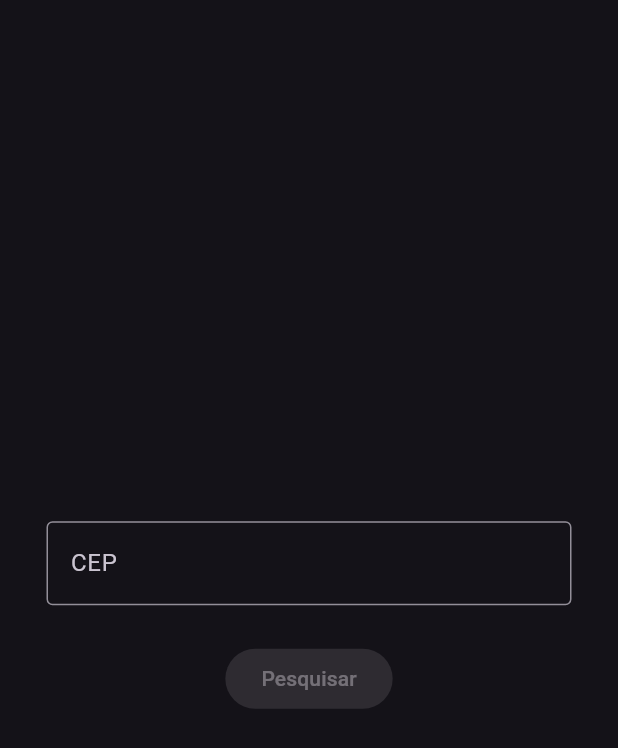
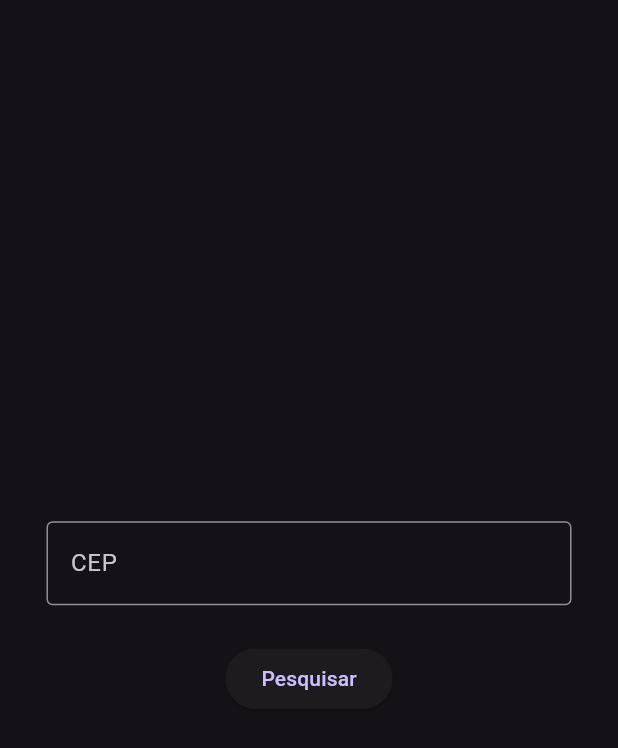
Before and after one commit to sousa-p/search_cep_bloc, a Flutter app: the screen it shows after launch, on a phone screen of 412 x 824 dp. Shown: the top 748 px of the screen. Run offline on Flutter 3.47's test engine with Material 3 defaults, Android fonts, the phone set to English and light mode, and no system bars; our stand-ins replace dio.

Commit message:
feat: add core funcionalites

```diff
--- a/lib/main.dart
+++ b/lib/main.dart
@@ -1,12 +1,6 @@
 import 'package:flutter/material.dart';
-import 'package:search_cep_bloc/src/views/index_page.dart';
+import 'package:search_cep_bloc/src/app_widget.dart';
 
 void main() {
-  runApp(MaterialApp(
-      theme: ThemeData.dark(),
-      home: const Scaffold(
-        body: IndexPage(),
-      ),
-    )
-  );
+  runApp(const AppWidget());
 }
--- /dev/null
+++ b/lib/src/app_widget.dart
@@ -0,0 +1,16 @@
+import 'package:flutter/material.dart';
+import 'package:search_cep_bloc/src/pages/index/index_page.dart';
+
+class AppWidget extends StatelessWidget {
+  const AppWidget({super.key});
+
+  @override
+  Widget build(BuildContext context) {
+    return MaterialApp(
+      theme: ThemeData.dark(),
+      home: Scaffold(
+        body: IndexPage(),
+      ),
+    );
+  }
+}
--- /dev/null
+++ b/lib/src/pages/index/index_page.dart
@@ -0,0 +1,64 @@
+import 'package:flutter/material.dart';
+import 'package:search_cep_bloc/src/pages/index/search_cep_bloc.dart';
+
+class IndexPage extends StatelessWidget {
+  final TextEditingController _inputController = TextEditingController();
+  final SearchCepBloc _stream = SearchCepBloc();
+
+  IndexPage({super.key});
+
+  @override
+  Widget build(BuildContext context) {
+    double h = MediaQuery.of(context).size.height;
+    double w = MediaQuery.of(context).size.width;
+
+    return SizedBox(
+      width: w,
+      height: h,
+      child: Column(
+        mainAxisAlignment: MainAxisAlignment.center,
+        crossAxisAlignment: CrossAxisAlignment.center,
+        children: [
+          SizedBox(
+              width: 350,
+              child: TextField(
+                controller: _inputController,
+                decoration: const InputDecoration(
+                    border: OutlineInputBorder(), labelText: 'CEP'),
+              )),
+          const SizedBox(
+            height: 25,
+          ),
+          ElevatedButton(
+              onPressed: () {
+                _stream.searchCep.add(_inputController.text);
+              },
+              child: const Text('Pesquisar')),
+          StreamBuilder(
+            stream: _stream.result,
+            builder: (context, snapshot) {
+              bool isLoading = snapshot.connectionState == ConnectionState.waiting;
+
+              if (snapshot.hasError) {
+                return Text(
+                  snapshot.error.toString(),
+                  style: const TextStyle(color: Colors.red),
+                );
+              } else if (!snapshot.hasData) {
+                return Container();
+              } else if (isLoading) {
+                return const Expanded(
+                  child: Center(
+                    child: CircularProgressIndicator(),
+                  ),
+                );
+              }
+              final data = snapshot.data!;
+              return Text('City: ${data['localidade']}');
+            },
+          )
+        ],
+      ),
+    );
+  }
+}
--- /dev/null
+++ b/lib/src/pages/index/search_cep_bloc.dart
@@ -0,0 +1,23 @@
+import 'dart:async';
+import 'dart:core';
+import 'package:search_cep_bloc/src/repositories/cep_repository.dart';
+
+class SearchCepBloc {
+  final _streamController = StreamController<String>.broadcast();
+  final _repository = CepRepository();
+
+  Sink<String> get searchCep => _streamController.sink;
+  Stream<Map> get result => _streamController.stream.asyncMap(_searchCep);
+
+  Future<Map> _searchCep(String cep) async {
+    try {
+      return _repository.search(cep);
+    } catch(e) {
+      throw Exception('Error on search');
+    }
+  }
+
+  void dispose() {
+    _streamController.close();
+  }
+}
--- /dev/null
+++ b/lib/src/repositories/cep_repository.dart
@@ -0,0 +1,14 @@
+import 'package:dio/dio.dart';
+
+class CepRepository {
+  late final Dio _http;
+  final String _baseUrl = 'https://viacep.com.br/ws/';
+
+  CepRepository([Dio? http]) : _http = http ?? Dio();
+
+  Future<Map> search(String cep) async {
+    String endpoint = '$cep/json/';
+    final response = await _http.get(_baseUrl + endpoint);
+    return response.data;
+  }
+}
--- a/lib/src/views/index_page.dart
+++ /dev/null
@@ -1,31 +0,0 @@
-import 'package:flutter/material.dart';
-
-class IndexPage extends StatelessWidget {
-  const IndexPage({super.key});
-
-  @override
-  Widget build(BuildContext context) {
-    double h = MediaQuery.of(context).size.height;
-    double w = MediaQuery.of(context).size.width;
-
-    return SizedBox(
-        width: w,
-        height: h,
-        child: const Column(
-          mainAxisAlignment: MainAxisAlignment.center,
-          crossAxisAlignment: CrossAxisAlignment.center,
-          children: [
-            SizedBox(
-                width: 350,
-                child: TextField(
-                  decoration: InputDecoration(
-                      border: OutlineInputBorder(), labelText: 'CEP'),
-                )),
-            SizedBox(
-              height: 25,
-            ),
-            ElevatedButton(onPressed: null, child: Text('Pesquisar'))
-          ],
-        ));
-  }
-}
--- a/pubspec.yaml
+++ b/pubspec.yaml
@@ -35,6 +35,8 @@ dependencies:
   # The following adds the Cupertino Icons font to your application.
   # Use with the CupertinoIcons class for iOS style icons.
   cupertino_icons: ^1.0.2
+  dio: ^5.4.0
+  rxdart: ^0.27.7
 
 dev_dependencies:
   flutter_test:
```
Also changed, not shown: pubspec.lock.
